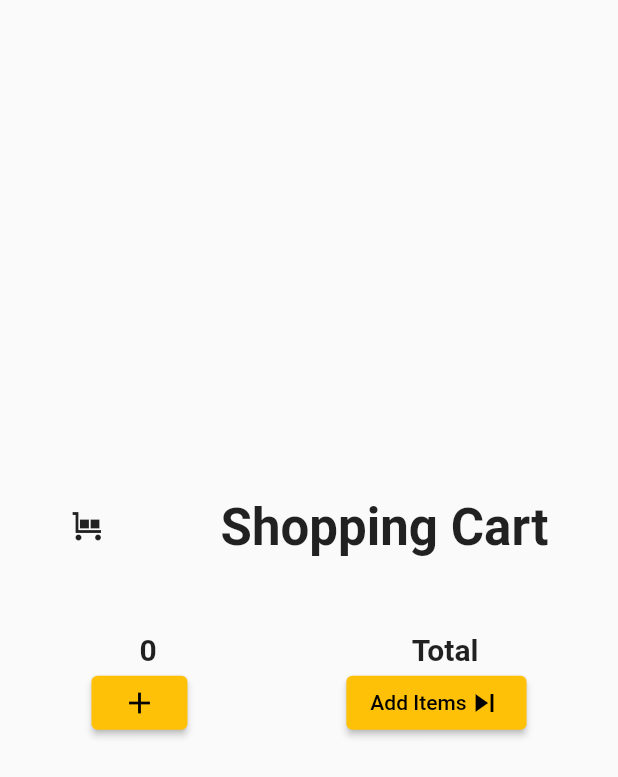
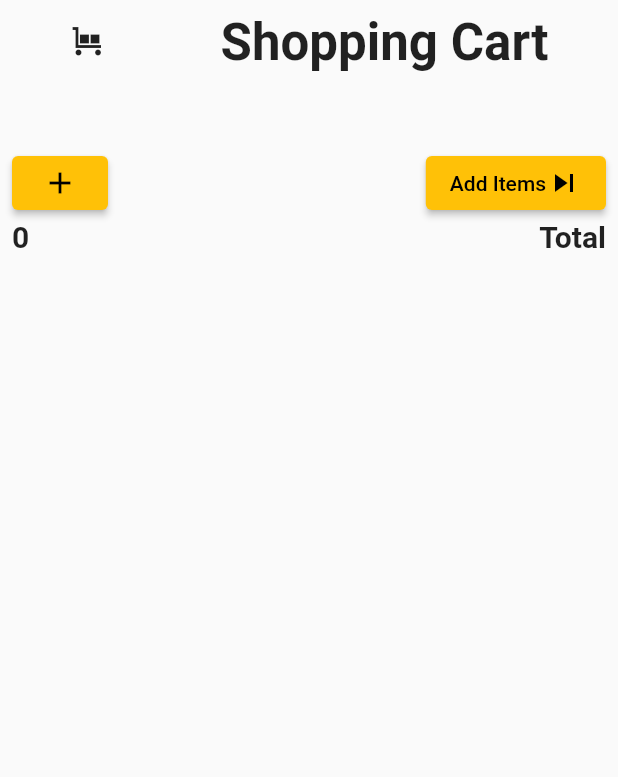
Before and after one commit to IrshadSTX/provider_two, a Flutter app: the screen it shows after launch, on a phone screen of 412 x 824 dp. Shown: the top 777 px of the screen. Run offline on Flutter 3.47's test engine with Material 2 defaults, Android fonts, the light colour scheme and no system bars.

Commit message:
errror fixed

```diff
--- a/lib/main.dart
+++ b/lib/main.dart
@@ -1,4 +1,6 @@
 import 'package:flutter/material.dart';
+import 'package:provider/provider.dart';
+import 'package:provider_two/provider/provider_data.dart';
 import 'package:provider_two/screens/user.dart';
 
 void main(List<String> args) {
@@ -10,9 +12,12 @@ class MyApp extends StatelessWidget {
 
   @override
   Widget build(BuildContext context) {
-    return MaterialApp(
-      home: UserPage(),
-      theme: ThemeData(primarySwatch: Colors.amber),
+    return ChangeNotifierProvider(
+      create: (context) => DataProvider(),
+      child: MaterialApp(
+        home: UserPage(),
+        theme: ThemeData(primarySwatch: Colors.amber),
+      ),
     );
   }
 }
--- a/lib/provider/provider_data.dart
+++ b/lib/provider/provider_data.dart
@@ -1,8 +1,10 @@
+import 'dart:typed_data';
+
 import 'package:flutter/material.dart';
 
-class DataProvider with ChangeNotifier {
+class DataProvider extends ChangeNotifier {
   int _x = 0;
-  int get x => x;
+  int get x => _x;
   void incrementX() {
     _x++;
     notifyListeners(); // update() setState()
--- a/lib/screens/user.dart
+++ b/lib/screens/user.dart
@@ -1,5 +1,7 @@
 //remove items
 import 'package:flutter/material.dart';
+import 'package:provider/provider.dart';
+import 'package:provider_two/provider/provider_data.dart';
 
 import 'package:provider_two/screens/admin.dart';
 
@@ -10,6 +12,7 @@ class UserPage extends StatelessWidget {
   Widget build(BuildContext context) {
     return Scaffold(
         body: SafeArea(
+      child: SingleChildScrollView(
         child: Padding(
           padding: const EdgeInsets.all(8.0),
           child: Column(mainAxisAlignment: MainAxisAlignment.center, children: [
@@ -27,23 +30,12 @@ class UserPage extends StatelessWidget {
               height: 50,
             ),
             Row(
-            mainAxisAlignment: MainAxisAlignment.spaceAround,
-            children: const [
-              Text(
-                '0',
-                style: TextStyle(fontSize: 20, fontWeight: FontWeight.bold),
-              ),
-              Text('Total',
-                  style: TextStyle(fontSize: 20, fontWeight: FontWeight.bold)),
-            ],
-          ),
-          Row(
-            mainAxisAlignment: MainAxisAlignment.spaceAround,
               children: [
                 ElevatedButton(
                   onPressed: () {},
                   child: const Icon(Icons.add),
                 ),
+                const Spacer(),
                 ElevatedButton(
                   onPressed: () {
                     Navigator.of(context).push(MaterialPageRoute(
@@ -58,7 +50,23 @@ class UserPage extends StatelessWidget {
                 ),
               ],
             ),
+            Row(
+              mainAxisAlignment: MainAxisAlignment.spaceBetween,
+              children: [
+                Consumer<DataProvider>(builder: (context, providerData, child) {
+                  return Text(
+                    providerData.x.toString(),
+                    style: TextStyle(fontSize: 20, fontWeight: FontWeight.bold),
+                  );
+                }),
+                Spacer(),
+                Text('Total',
+                    style:
+                        TextStyle(fontSize: 20, fontWeight: FontWeight.bold)),
+              ],
+            ),
           ]),
+        ),
       ),
     ));
   }
```
Also changed, not shown: pubspec.yaml (+4 -12 lines), pubspec.lock. Lines whose indentation alone changed are shown as unchanged.
